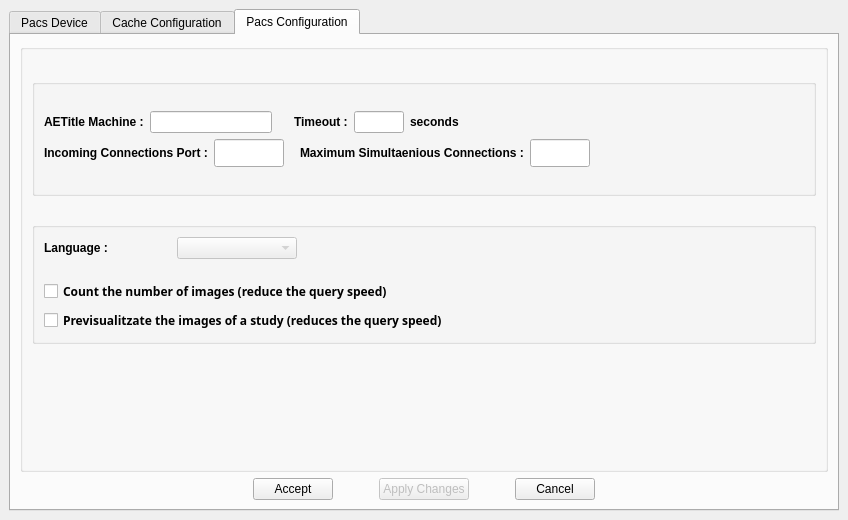
starviewer-medical/starviewer, file starviewer/src/interface/qconfigurationscreenbase.ui: the form before one commit.
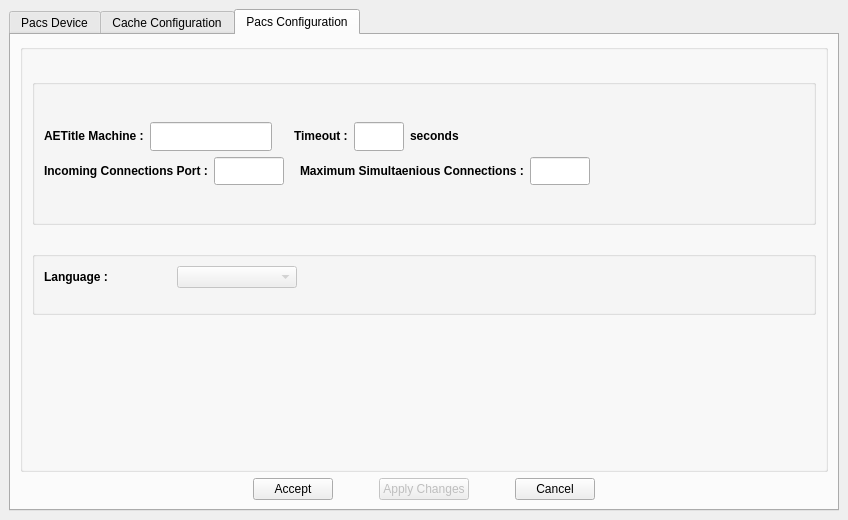
The form after the commit. The open tabs and pages were chosen to show the change. Icons and pictures are not drawn.

What changed in the file:
```diff
--- a/starviewer/src/interface/qconfigurationscreenbase.ui
+++ b/starviewer/src/interface/qconfigurationscreenbase.ui
@@ -1512,35 +1512,6 @@
              <property name="spacing" >
               <number>6</number>
              </property>
-             <item row="3" column="0" >
-              <widget class="QCheckBox" name="m_checkPrevImages" >
-               <property name="sizePolicy" >
-                <sizepolicy>
-                 <hsizetype>7</hsizetype>
-                 <vsizetype>0</vsizetype>
-                 <horstretch>0</horstretch>
-                 <verstretch>0</verstretch>
-                </sizepolicy>
-               </property>
-               <property name="font" >
-                <font>
-                 <family>Sans Serif</family>
-                 <pointsize>9</pointsize>
-                 <weight>75</weight>
-                 <italic>false</italic>
-                 <bold>true</bold>
-                 <underline>false</underline>
-                 <strikeout>false</strikeout>
-                </font>
-               </property>
-               <property name="text" >
-                <string>Previsualitzate the images of a study (reduces the query speed)</string>
-               </property>
-               <property name="tristate" >
-                <bool>false</bool>
-               </property>
-              </widget>
-             </item>
              <item row="1" column="0" >
               <spacer>
                <property name="orientation" >
@@ -1637,32 +1608,6 @@
                </item>
               </layout>
              </item>
-             <item row="2" column="0" >
-              <widget class="QCheckBox" name="m_checkCountImages" >
-               <property name="sizePolicy" >
-                <sizepolicy>
-                 <hsizetype>3</hsizetype>
-                 <vsizetype>0</vsizetype>
-                 <horstretch>0</horstretch>
-                 <verstretch>0</verstretch>
-                </sizepolicy>
-               </property>
-               <property name="font" >
-                <font>
-                 <family>Sans Serif</family>
-                 <pointsize>9</pointsize>
-                 <weight>75</weight>
-                 <italic>false</italic>
-                 <bold>true</bold>
-                 <underline>false</underline>
-                 <strikeout>false</strikeout>
-                </font>
-               </property>
-               <property name="text" >
-                <string>Count the number of images (reduce the query speed)</string>
-               </property>
-              </widget>
-             </item>
             </layout>
            </widget>
           </item>
```
Left out of the diff: 2 changed lines with no effect on the pictures.
